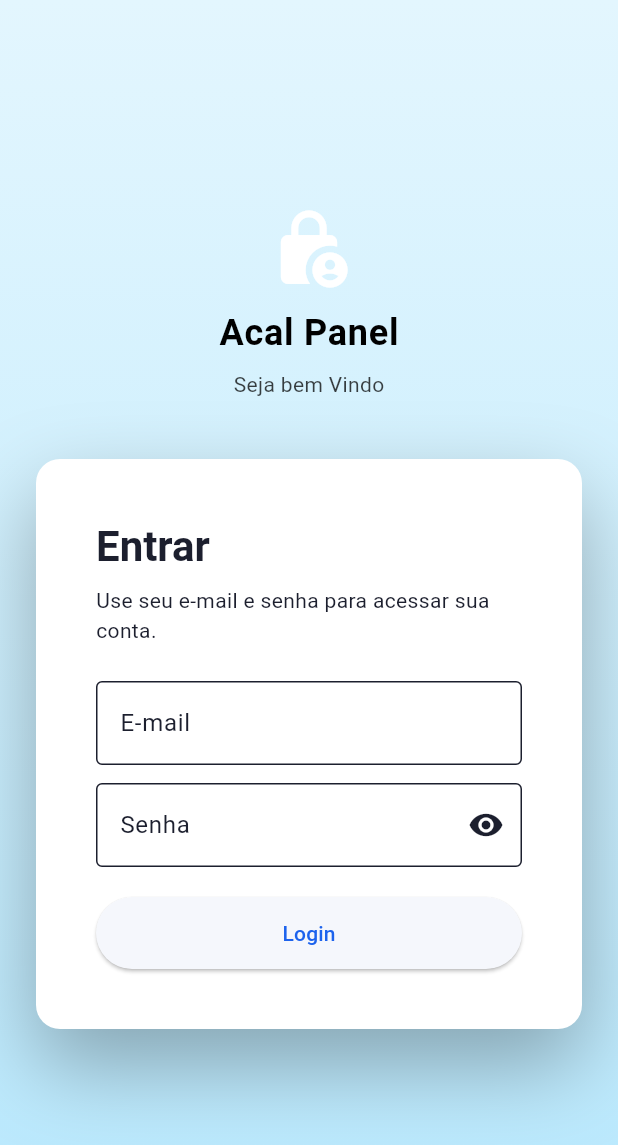
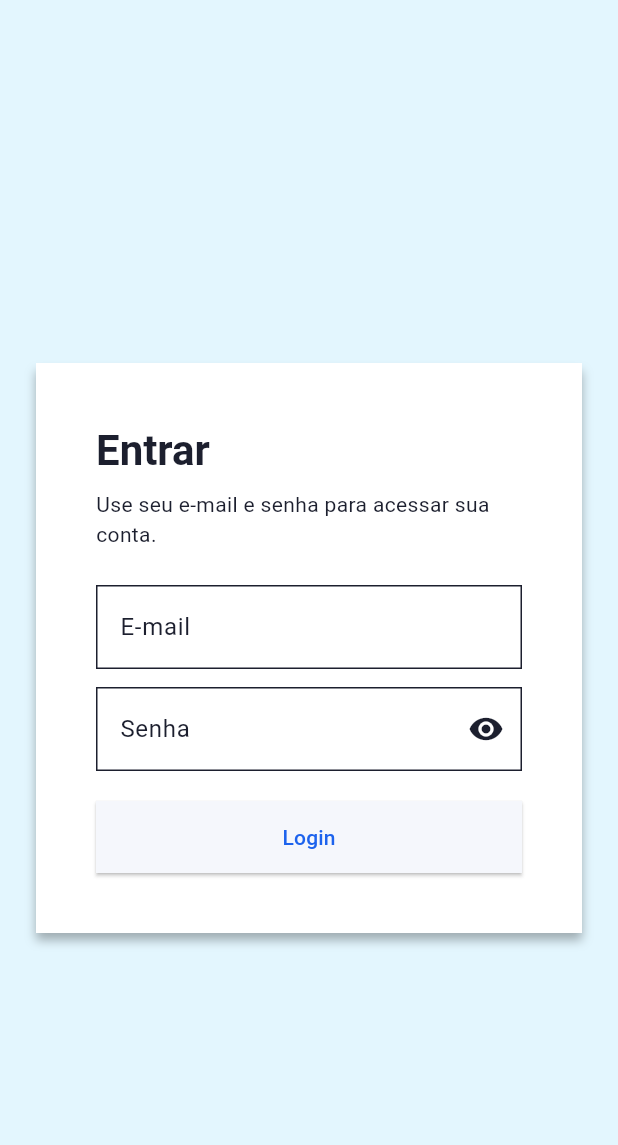
Before and after one commit to megalexandre/organiza-grana, a Flutter app: the screen it shows after launch, on a phone screen of 412 x 824 dp. Shown: the top 1145 px of the screen. Run offline on Flutter 3.47's test engine with Material 3 defaults, Android fonts, the phone set to English and light mode, and no system bars; our stand-ins replace go_router, shared_preferences; missing offline and left inert: material_table_view.

Commit message:
pipeline
Co-authored-by: Copilot <copilot@github.com>

```diff
--- a/lib/app/app_theme.dart
+++ b/lib/app/app_theme.dart
@@ -185,7 +185,7 @@ abstract final class AppTheme {
         space: 1,
       ),
       inputDecorationTheme: const InputDecorationTheme(
-        border: OutlineInputBorder(),
+        border: OutlineInputBorder(borderRadius: BorderRadius.zero),
         filled: true,
         fillColor: Color(0xFF252A3A),
         hintStyle: TextStyle(color: Color(0xFF6B7380)),
@@ -267,7 +267,7 @@ abstract final class AppTheme {
         space: 1,
       ),
       inputDecorationTheme: const InputDecorationTheme(
-        border: OutlineInputBorder(),
+        border: OutlineInputBorder(borderRadius: BorderRadius.zero),
         filled: true,
         fillColor: Color(0xFFFFFFFF),
         hintStyle: TextStyle(color: Color(0xFF9EA4B0)),
--- a/lib/features/auth/presentation/pages/login_page.dart
+++ b/lib/features/auth/presentation/pages/login_page.dart
@@ -95,51 +95,37 @@ class _LoginPageState extends State<LoginPage> {
       body: Container(
         decoration: const BoxDecoration(
           gradient: LinearGradient(
-            colors: [AppPalette.info100, AppPalette.info200],
+            colors: [AppPalette.info100, AppPalette.info100],
             begin: Alignment.topCenter,
             end: Alignment.bottomCenter,
           ),
         ),
         child: SafeArea(
+          child: SingleChildScrollView(
+            child: ConstrainedBox(
+              constraints: BoxConstraints(
+                minHeight: MediaQuery.of(context).size.height -
+                    MediaQuery.of(context).padding.top -
+                    MediaQuery.of(context).padding.bottom,
+              ),
               child: Center(
-            child: SingleChildScrollView(
+                child: Padding(
                   padding: const EdgeInsets.symmetric(horizontal: 24, vertical: 40),
                   child: Column(
                     mainAxisSize: MainAxisSize.min,
                     children: [
-                  const Icon(
-                    Icons.lock_person_rounded,
-                    size: 56,
-                    color: Colors.white,
-                  ),
-                  const SizedBox(height: 12),
-                  Text(
-                    'Acal Panel',
-                    style: theme.textTheme.headlineSmall?.copyWith(
-                      color: Colors.black,
-                      fontWeight: FontWeight.w700,
-                      letterSpacing: 0.5,
-                    ),
-                  ),
-                  const SizedBox(height: 8),
-                  Text(
-                    'Seja bem Vindo',
-                    style: theme.textTheme.bodyMedium?.copyWith(
-                      color: Colors.black.withValues(alpha: 0.75),
-                    ),
-                  ),
                       const SizedBox(height: 40),
                       ConstrainedBox(
                         constraints: const BoxConstraints(maxWidth: 420),
                         child: Container(
                           decoration: BoxDecoration(
                             color: isDark ? theme.colorScheme.surface : Colors.white,
-                        borderRadius: BorderRadius.circular(16),
+                            borderRadius: BorderRadius.zero,
                             boxShadow: [
                               BoxShadow(
                                 color: Colors.black.withValues(alpha: 0.30),
-                            blurRadius: 48,
-                            offset: const Offset(0, 24),
+                                blurRadius: 5,
+                                offset: const Offset(0, 5),
                               ),
                             ],
                           ),
@@ -160,6 +146,8 @@ class _LoginPageState extends State<LoginPage> {
                         ),
                       ),
                     ],
+                  ),
+                ),
               ),
             ),
           ),
@@ -255,6 +243,11 @@ class _LoginForm extends StatelessWidget {
             SizedBox(
               height: 48,
               child: ElevatedButton(
+                style: ElevatedButton.styleFrom(
+                  shape: const RoundedRectangleBorder(
+                    borderRadius: BorderRadius.zero,
+                  ),
+                ),
                 onPressed: isSubmitting ? null : onSubmit,
                 child: isSubmitting
                     ? const SizedBox(
```
Also changed, not shown: lib/features/recebiveis/presentation/pages/recebiveis_page.dart (+31 -9 lines), 4 other files. Lines whose indentation alone changed are shown as unchanged.
